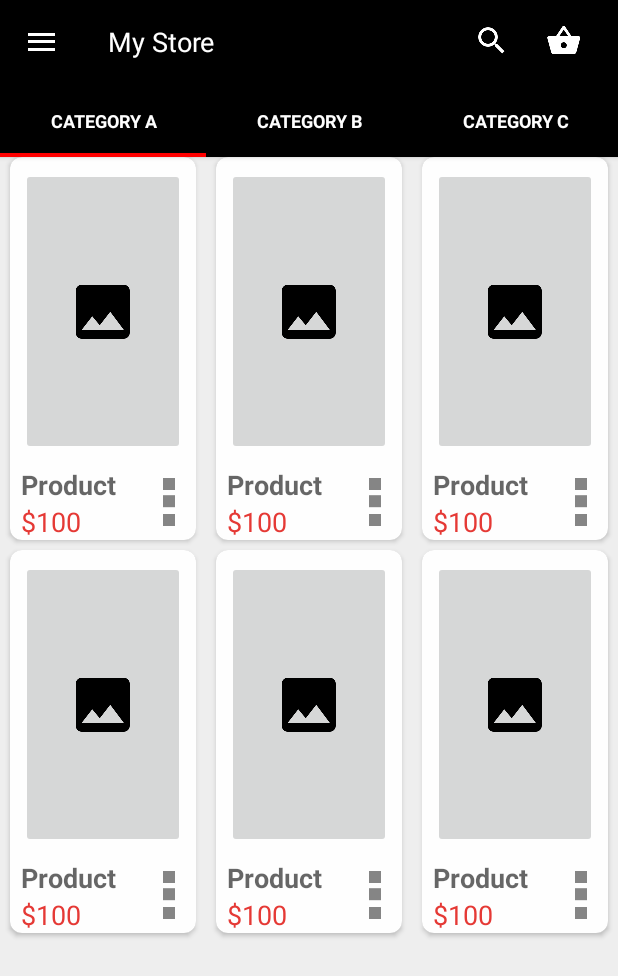
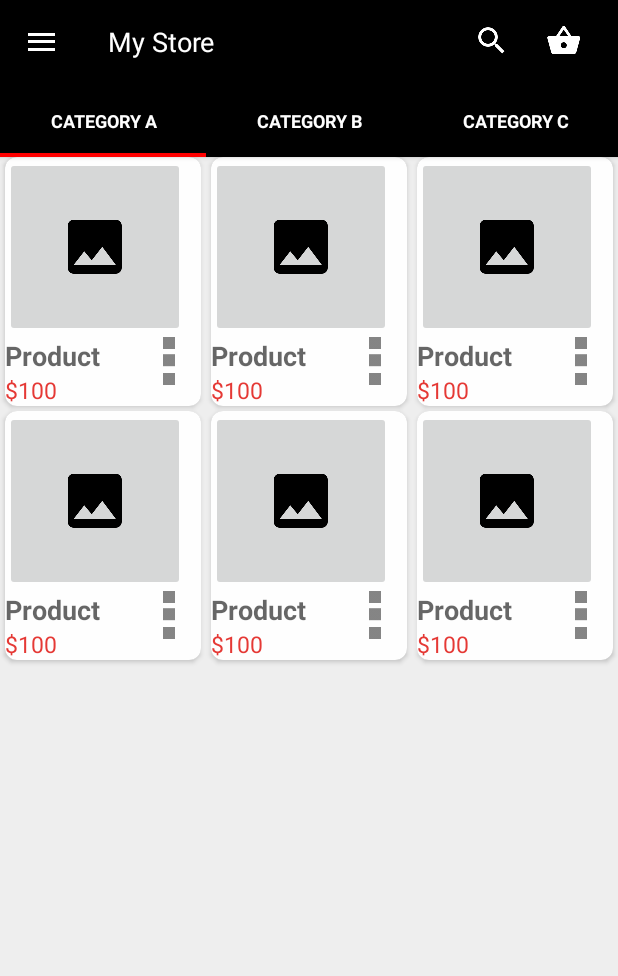
Before and after one commit to volsahin/E-Commerce, an Android app: the screen it shows after launch (CategoryA), on a phone screen of 412 x 824 dp. Shown: the top 976 px of the screen. Run offline under Robolectric (Android 15) with nearby library versions, the phone set to English and light mode, and no system bars; libraries missing offline, so code that uses them is left out: com.mikepenz.materialdrawer; 1 statement that could not run was skipped.

Commit message:
Minor fixes.

```diff
--- a/app/src/main/java/com/telpa/ecommerce/helper/BaseActivity.java
+++ b/app/src/main/java/com/telpa/ecommerce/helper/BaseActivity.java
@@ -2,6 +2,8 @@ package com.telpa.ecommerce.helper;
 
 import android.app.Activity;
 import android.content.Intent;
+import android.graphics.Bitmap;
+import android.graphics.BitmapFactory;
 import android.support.v7.app.AppCompatActivity;
 import android.os.Bundle;
 import android.support.v7.widget.Toolbar;
@@ -95,4 +97,5 @@ public class BaseActivity extends AppCompatActivity {
     }
 
 
+
 }
--- a/app/src/main/java/com/telpa/ecommerce/tabsliders/TabOne.java
+++ b/app/src/main/java/com/telpa/ecommerce/tabsliders/TabOne.java
@@ -43,7 +43,7 @@ public class TabOne extends Fragment {
         recyclerLayoutManager = new StaggeredGridLayoutManager(3,StaggeredGridLayoutManager.VERTICAL);
         recyclerView.setLayoutManager(recyclerLayoutManager);
 
-        recyclerView.addItemDecoration(new RecyclerAdapter.SpaceItemDecoration(10));
+        recyclerView.addItemDecoration(new RecyclerAdapter.SpaceItemDecoration(5));
         recyclerAdapter = new RecyclerAdapter(myDataset);
         recyclerView.setAdapter(recyclerAdapter);
         return rootView;
--- a/app/src/main/res/layout/activity_category_a.xml
+++ b/app/src/main/res/layout/activity_category_a.xml
@@ -5,5 +5,4 @@
     android:orientation="vertical">
 
     <include layout="@layout/toolbar"></include>
-
 </LinearLayout>
--- a/app/src/main/res/layout/category_a_small.xml
+++ b/app/src/main/res/layout/category_a_small.xml
@@ -18,13 +18,12 @@
 
 
     <ImageButton
-        android:layout_width="191dp"
-        android:layout_height="191dp"
+        android:layout_width="120dp"
+        android:layout_height="120dp"
         android:id="@+id/image"
         android:layout_gravity="left|top"
         android:src="@drawable/ic_photo_black_48dp"
-        android:layout_weight="0.27"
-        android:layout_margin="7dp" />
+        android:layout_weight="0.27" />
 
     <TextView
         android:layout_width="match_parent"
@@ -35,7 +34,8 @@
         android:id="@+id/price"
         android:layout_below="@+id/productName"
         android:layout_alignLeft="@+id/productName"
-        android:layout_alignStart="@+id/productName" />
+        android:layout_alignStart="@+id/productName"
+        android:textSize="15dp" />
 
     <TextView
         android:layout_width="match_parent"
@@ -47,21 +47,23 @@
         android:layout_gravity=""
         android:layout_row="1"
         android:layout_column="0"
+        android:textSize="18dp"
         android:layout_below="@+id/image"
         android:layout_alignLeft="@+id/image"
-        android:layout_alignStart="@+id/image" />
+        android:layout_alignStart="@+id/image"
+     />
 
     <ImageButton
         android:layout_width="wrap_content"
-        android:layout_height="48dp"
+        android:layout_height="wrap_content"
         android:id="@+id/actionButton"
         android:src="@drawable/ic_action_name"
         android:background="@android:drawable/screen_background_light_transparent"
         android:layout_weight="0.07"
+        android:layout_column="4"
         android:layout_below="@+id/image"
         android:layout_alignRight="@+id/image"
-        android:layout_alignEnd="@+id/image"
-        android:layout_column="4" />
+        android:layout_alignEnd="@+id/image" />
 
 
 </RelativeLayout>
```
